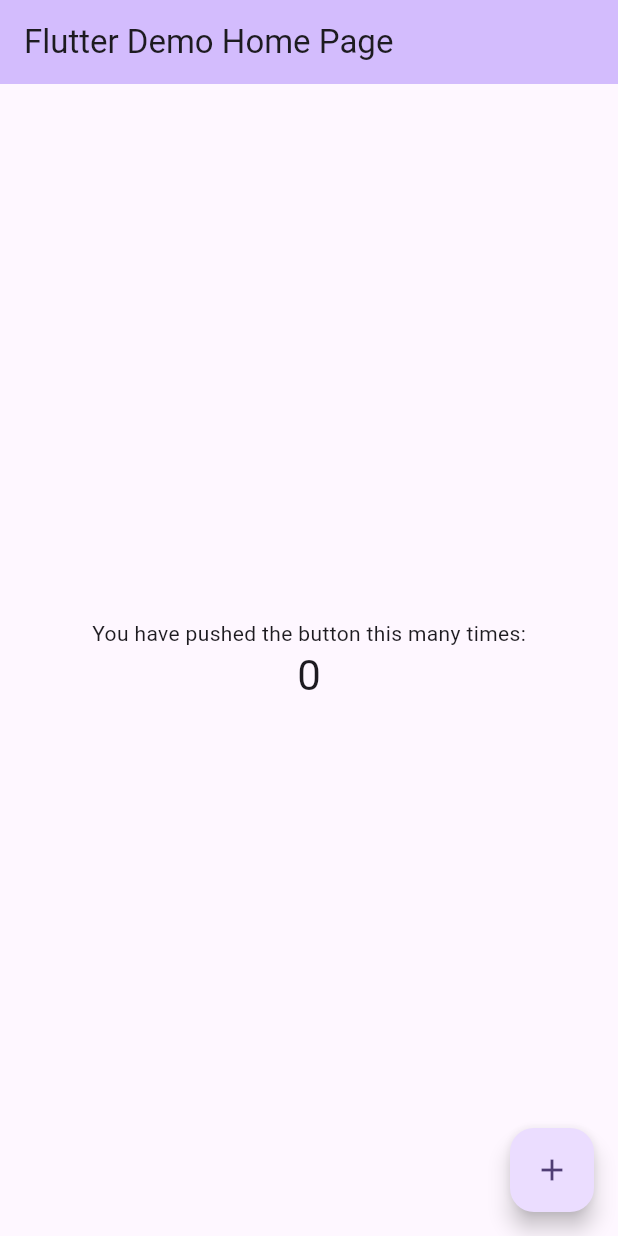
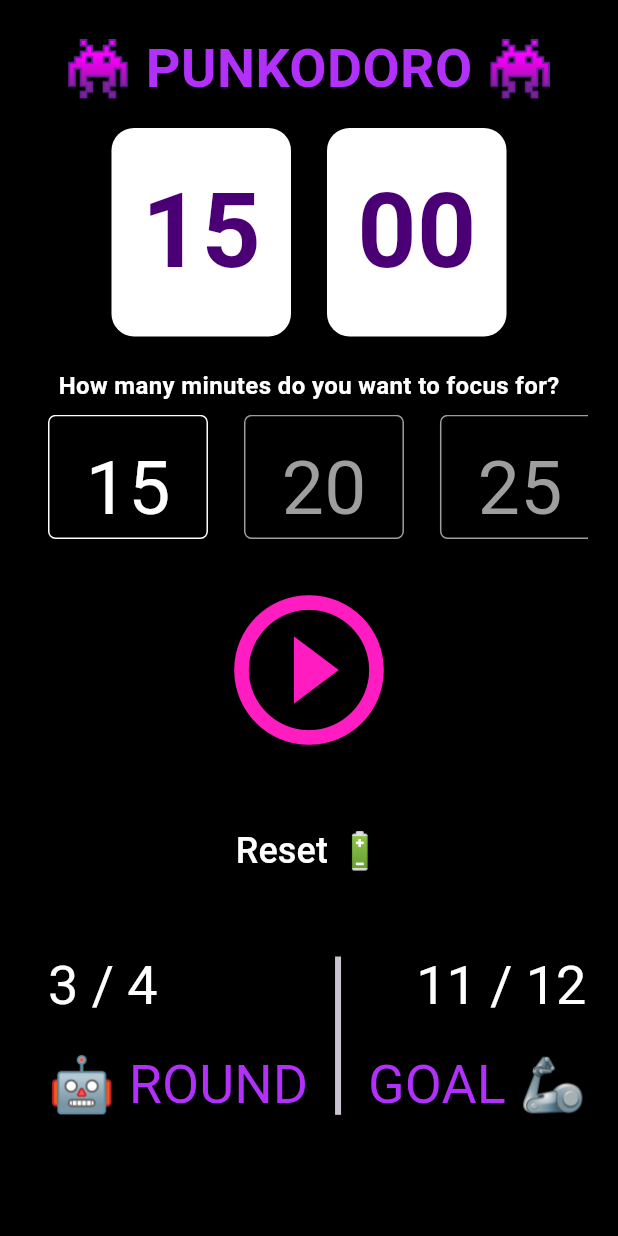
Before and after one commit to seansanghalee/flutter-assignment-9, a Flutter app: the screen it shows after launch, on a phone screen of 412 x 824 dp. Run offline on Flutter 3.47's test engine with Material 3 defaults, Android fonts, the phone set to English and light mode, and no system bars.

Commit message:
complete assignement and refactor

```diff
--- /dev/null
+++ b/lib/helpers/helpers.dart
@@ -0,0 +1,5 @@
+class Helpers {
+  static int convertMinToSec({required int minutes}) {
+    return minutes * 60;
+  }
+}
--- /dev/null
+++ b/lib/home_screen.dart
@@ -0,0 +1,191 @@
+import 'dart:async';
+
+import 'package:assignment_9/helpers/helpers.dart';
+import 'package:assignment_9/widgets/complete_dialogue.dart';
+import 'package:assignment_9/widgets/counter_block.dart';
+import 'package:assignment_9/widgets/minute_button.dart';
+import 'package:assignment_9/widgets/round_goal_block.dart';
+import 'package:assignment_9/widgets/title_block.dart';
+import 'package:flutter/material.dart';
+
+class HomeScreen extends StatefulWidget {
+  const HomeScreen({super.key});
+
+  @override
+  State<HomeScreen> createState() => _HomeScreenState();
+}
+
+class _HomeScreenState extends State<HomeScreen> {
+  late Timer _timer;
+
+  List<int> minutes = [15, 20, 25, 30, 35];
+
+  int _round = 3; // initially set to 3 to check round complete feature
+  int _goal = 11; // initially set to 11 to check goal complete feature
+  int _choice = 0;
+
+  int _totalSeconds = Helpers.convertMinToSec(minutes: 15);
+
+  bool _isPaused = true;
+  bool _isResting = false;
+
+  void _onMinuteButtonTap(int index) {
+    if (!_isPaused || _isResting) {
+      return;
+    } else {
+      setState(() {
+        _choice = index;
+        _totalSeconds = Helpers.convertMinToSec(minutes: minutes[_choice]);
+      });
+    }
+  }
+
+  void _onTick(Timer timer) {
+    if (_totalSeconds == 0) {
+      setState(() {
+        timer.cancel();
+
+        if (_isResting) {
+          _isPaused = true;
+          _totalSeconds = Helpers.convertMinToSec(minutes: minutes[_choice]);
+          _round += 1;
+
+          if (_round == 4) {
+            // reset round count and increase goal count
+            _round = 0;
+            _goal += 1;
+          }
+
+          if (_goal == 12) {
+            showDialog(
+                context: context,
+                barrierDismissible:
+                    true, // true = touch anywhere outside of dialogue to dismiss
+                builder: (context) => const CompleteDialogue());
+          }
+        } else {
+          _totalSeconds = Helpers.convertMinToSec(minutes: 5);
+          _timer = Timer.periodic(
+            const Duration(seconds: 1),
+            _onTick,
+          );
+        }
+
+        _isResting = !_isResting;
+      });
+    } else {
+      setState(() {
+        _totalSeconds -= 1;
+      });
+    }
+  }
+
+  void _onStartPressed() {
+    _timer = Timer.periodic(
+      const Duration(seconds: 1),
+      _onTick,
+    );
+
+    setState(() {
+      _isPaused = false;
+    });
+  }
+
+  void _onPausePressed() {
+    _timer.cancel();
+
+    setState(() {
+      _isPaused = true;
+    });
+  }
+
+  void _onResetPressed() {
+    if (!_isPaused || _isResting) {
+      return;
+    } else {
+      setState(() {
+        _totalSeconds = Helpers.convertMinToSec(minutes: minutes[_choice]);
+      });
+    }
+  }
+
+  @override
+  Widget build(BuildContext context) {
+    return Scaffold(
+      backgroundColor: Colors.black,
+      body: Padding(
+        padding: const EdgeInsets.all(20),
+        child: SafeArea(
+          bottom: false,
+          child: Column(
+            children: [
+              const TitleBlock(),
+              CounterBlock(
+                seconds: _totalSeconds,
+              ),
+              const Padding(
+                padding: EdgeInsets.all(8),
+                child: Text("How many minutes do you want to focus for?",
+                    style: TextStyle(
+                      color: Colors.white,
+                      fontSize: 16,
+                      fontWeight: FontWeight.bold,
+                    )),
+              ),
+              Flexible(
+                flex: 1,
+                child: ListView.builder(
+                  scrollDirection: Axis.horizontal,
+                  itemCount: minutes.length,
+                  itemBuilder: (context, index) => GestureDetector(
+                    onTap: () => _onMinuteButtonTap(index),
+                    child: MinuteButton(
+                      minute: minutes[index],
+                      color: _choice == index ? Colors.white : Colors.grey,
+                    ),
+                  ),
+                ),
+              ),
+              Flexible(
+                flex: 3,
+                child: Column(
+                  mainAxisAlignment: MainAxisAlignment.center,
+                  children: [
+                    IconButton(
+                      padding: const EdgeInsets.all(
+                        24,
+                      ),
+                      iconSize: 120,
+                      color: const Color(0xffff1cc0),
+                      onPressed: _isPaused ? _onStartPressed : _onPausePressed,
+                      icon: Icon(_isPaused
+                          ? Icons.play_circle_outline
+                          : Icons.pause_circle_outline),
+                    ),
+                    Padding(
+                      padding: const EdgeInsets.all(12),
+                      child: TextButton(
+                        onPressed: _onResetPressed,
+                        child: Text(
+                          _isResting ? "Charging 🪫" : "Reset 🔋",
+                          style: const TextStyle(
+                            color: Colors.white,
+                            fontSize: 24,
+                          ),
+                        ),
+                      ),
+                    )
+                  ],
+                ),
+              ),
+              RoundGoalBlock(
+                round: _round,
+                goal: _goal,
+              ),
+            ],
+          ),
+        ),
+      ),
+    );
+  }
+}
--- a/lib/main.dart
+++ b/lib/main.dart
@@ -1,125 +1,22 @@
+import 'package:assignment_9/home_screen.dart';
 import 'package:flutter/material.dart';
 
 void main() {
-  runApp(const MyApp());
+  runApp(const App());
 }
 
-class MyApp extends StatelessWidget {
-  const MyApp({super.key});
+class App extends StatelessWidget {
+  const App({super.key});
 
   // This widget is the root of your application.
   @override
   Widget build(BuildContext context) {
     return MaterialApp(
-      title: 'Flutter Demo',
+      title: 'PUNKODORO',
       theme: ThemeData(
-        // This is the theme of your application.
-        //
-        // TRY THIS: Try running your application with "flutter run". You'll see
-        // the application has a purple toolbar. Then, without quitting the app,
-        // try changing the seedColor in the colorScheme below to Colors.green
-        // and then invoke "hot reload" (save your changes or press the "hot
-        // reload" button in a Flutter-supported IDE, or press "r" if you used
-        // the command line to start the app).
-        //
-        // Notice that the counter didn't reset back to zero; the application
-        // state is not lost during the reload. To reset the state, use hot
-        // restart instead.
-        //
-        // This works for code too, not just values: Most code changes can be
-        // tested with just a hot reload.
-        colorScheme: ColorScheme.fromSeed(seedColor: Colors.deepPurple),
         useMaterial3: true,
       ),
-      home: const MyHomePage(title: 'Flutter Demo Home Page'),
+      home: const HomeScreen(),
     );
   }
 }
-
-class MyHomePage extends StatefulWidget {
-  const MyHomePage({super.key, required this.title});
-
-  // This widget is the home page of your application. It is stateful, meaning
-  // that it has a State object (defined below) that contains fields that affect
-  // how it looks.
-
-  // This class is the configuration for the state. It holds the values (in this
-  // case the title) provided by the parent (in this case the App widget) and
-  // used by the build method of the State. Fields in a Widget subclass are
-  // always marked "final".
-
-  final String title;
-
-  @override
-  State<MyHomePage> createState() => _MyHomePageState();
-}
-
-class _MyHomePageState extends State<MyHomePage> {
-  int _counter = 0;
-
-  void _incrementCounter() {
-    setState(() {
-      // This call to setState tells the Flutter framework that something has
-      // changed in this State, which causes it to rerun the build method below
-      // so that the display can reflect the updated values. If we changed
-      // _counter without calling setState(), then the build method would not be
-      // called again, and so nothing would appear to happen.
-      _counter++;
-    });
-  }
-
-  @override
-  Widget build(BuildContext context) {
-    // This method is rerun every time setState is called, for instance as done
-    // by the _incrementCounter method above.
-    //
-    // The Flutter framework has been optimized to make rerunning build methods
-    // fast, so that you can just rebuild anything that needs updating rather
-    // than having to individually change instances of widgets.
-    return Scaffold(
-      appBar: AppBar(
-        // TRY THIS: Try changing the color here to a specific color (to
-        // Colors.amber, perhaps?) and trigger a hot reload to see the AppBar
-        // change color while the other colors stay the same.
-        backgroundColor: Theme.of(context).colorScheme.inversePrimary,
-        // Here we take the value from the MyHomePage object that was created by
-        // the App.build method, and use it to set our appbar title.
-        title: Text(widget.title),
-      ),
-      body: Center(
-        // Center is a layout widget. It takes a single child and positions it
-        // in the middle of the parent.
-        child: Column(
-          // Column is also a layout widget. It takes a list of children and
-          // arranges them vertically. By default, it sizes itself to fit its
-          // children horizontally, and tries to be as tall as its parent.
-          //
-          // Column has various properties to control how it sizes itself and
-          // how it positions its children. Here we use mainAxisAlignment to
-          // center the children vertically; the main axis here is the vertical
-          // axis because Columns are vertical (the cross axis would be
-          // horizontal).
-          //
-          // TRY THIS: Invoke "debug painting" (choose the "Toggle Debug Paint"
-          // action in the IDE, or press "p" in the console), to see the
-          // wireframe for each widget.
-          mainAxisAlignment: MainAxisAlignment.center,
-          children: <Widget>[
-            const Text(
-              'You have pushed the button this many times:',
-            ),
-            Text(
-              '$_counter',
-              style: Theme.of(context).textTheme.headlineMedium,
-            ),
-          ],
-        ),
-      ),
-      floatingActionButton: FloatingActionButton(
-        onPressed: _incrementCounter,
-        tooltip: 'Increment',
-        child: const Icon(Icons.add),
-      ), // This trailing comma makes auto-formatting nicer for build methods.
-    );
-  }
-}
--- /dev/null
+++ b/lib/widgets/complete_dialogue.dart
@@ -0,0 +1,52 @@
+import 'dart:io';
+
+import 'package:flutter/material.dart';
+
+class CompleteDialogue extends StatelessWidget {
+  const CompleteDialogue({super.key});
+
+  @override
+  Widget build(BuildContext context) {
+    return AlertDialog(
+      shape: RoundedRectangleBorder(
+        borderRadius: BorderRadius.circular(
+          25,
+        ),
+      ),
+      title: const Text(
+        "🔥 Mission Complete 🔥",
+        textAlign: TextAlign.center,
+        style: TextStyle(
+          fontWeight: FontWeight.bold,
+        ),
+      ),
+      content: const Column(
+        mainAxisSize: MainAxisSize.min,
+        children: [
+          Text(
+            "Go take some rest, you beast.",
+            textAlign: TextAlign.center,
+            style: TextStyle(
+              fontSize: 20,
+              color: Colors.black,
+            ),
+          ),
+        ],
+      ),
+      actions: [
+        TextButton(
+          onPressed: () {
+            exit(0);
+          },
+          child: const Text(
+            "OK",
+            style: TextStyle(
+              fontSize: 20,
+              fontWeight: FontWeight.bold,
+            ),
+          ),
+        )
+      ],
+    );
+  }
+}
--- /dev/null
+++ b/lib/widgets/counter_block.dart
@@ -0,0 +1,35 @@
+import 'package:assignment_9/widgets/time_card.dart';
+import 'package:flutter/material.dart';
+
+class CounterBlock extends StatelessWidget {
+  final int seconds;
+
+  const CounterBlock({
+    super.key,
+    required this.seconds,
+  });
+
+  @override
+  Widget build(BuildContext context) {
+    return Flexible(
+      flex: 2,
+      child: Row(
+        mainAxisAlignment: MainAxisAlignment.center,
+        children: [
+          TimeCard(
+            time: seconds ~/ 60,
+          ),
+          const Column(
+            children: [
+              Icon(Icons.circle),
+              Icon(Icons.circle),
+            ],
+          ),
+          TimeCard(
+            time: seconds % 60,
+          ),
+        ],
+      ),
+    );
+  }
+}
--- /dev/null
+++ b/lib/widgets/minute_button.dart
@@ -0,0 +1,42 @@
+import 'package:flutter/material.dart';
+
+class MinuteButton extends StatelessWidget {
+  final int minute;
+  final Color color;
+
+  const MinuteButton({
+    super.key,
+    required this.minute,
+    required this.color,
+  });
+
+  @override
+  Widget build(BuildContext context) {
+    return Padding(
+      padding: const EdgeInsets.symmetric(
+        horizontal: 12,
+      ),
+      child: Container(
+        padding: const EdgeInsets.symmetric(
+          vertical: 12,
+          horizontal: 24,
+        ),
+        decoration: BoxDecoration(
+          border: Border.all(
+            color: color,
+          ),
+          borderRadius: BorderRadius.circular(
+            5,
+          ),
+        ),
+        child: Text(
+          "$minute",
+          style: TextStyle(
+            color: color,
+            fontSize: 50,
+          ),
+        ),
+      ),
+    );
+  }
+}
--- /dev/null
+++ b/lib/widgets/round_goal_block.dart
@@ -0,0 +1,75 @@
+import 'package:flutter/material.dart';
+
+class RoundGoalBlock extends StatelessWidget {
+  final int round;
+  final int goal;
+
+  const RoundGoalBlock({
+    super.key,
+    required this.round,
+    required this.goal,
+  });
+
+  @override
+  Widget build(BuildContext context) {
+    return Flexible(
+      flex: 2,
+      child: DefaultTextStyle(
+        style: const TextStyle(
+          color: Colors.white,
+          fontSize: 36,
+        ),
+        child: Row(
+          mainAxisAlignment: MainAxisAlignment.spaceEvenly,
+          children: [
+            Column(
+              mainAxisAlignment: MainAxisAlignment.center,
+              crossAxisAlignment: CrossAxisAlignment.start,
+              children: [
+                Padding(
+                  padding: const EdgeInsets.all(12),
+                  child: Text("$round / 4"),
+                ),
+                const Padding(
+                  padding: EdgeInsets.all(12),
+                  child: Text(
+                    "🤖 ROUND",
+                    style: TextStyle(
+                      color: Color(0xffb131fa),
+                    ),
+                  ),
+                ),
+              ],
+            ),
+            const VerticalDivider(
+              thickness: 4,
+              indent: 30,
+              endIndent: 30,
+            ),
+            Column(
+              mainAxisAlignment: MainAxisAlignment.center,
+              crossAxisAlignment: CrossAxisAlignment.end,
+              children: [
+                Padding(
+                  padding: const EdgeInsets.all(12),
+                  child: Text(
+                    "$goal / 12",
+                  ),
+                ),
+                const Padding(
+                  padding: EdgeInsets.all(12),
+                  child: Text(
+                    "GOAL 🦾",
+                    style: TextStyle(
+                      color: Color(0xffb131fa),
+                    ),
+                  ),
+                ),
+              ],
+            )
+          ],
+        ),
+      ),
+    );
+  }
+}
--- /dev/null
+++ b/lib/widgets/time_card.dart
@@ -0,0 +1,35 @@
+import 'package:flutter/material.dart';
+
+class TimeCard extends StatelessWidget {
+  final int time;
+
+  const TimeCard({
+    super.key,
+    required this.time,
+  });
+
+  @override
+  Widget build(BuildContext context) {
+    return Stack(
+      children: [
+        Container(
+          decoration: BoxDecoration(
+            color: Colors.white,
+            borderRadius: BorderRadius.circular(15),
+          ),
+          child: Padding(
+            padding: const EdgeInsets.all(20),
+            child: Text(
+              "$time".padLeft(2, "0"),
+              style: const TextStyle(
+                color: Color(0xff4a0074),
+                fontSize: 69,
+                fontWeight: FontWeight.bold,
+              ),
+            ),
+          ),
+        ),
+      ],
+    );
+  }
+}
--- /dev/null
+++ b/lib/widgets/title_block.dart
@@ -0,0 +1,25 @@
+import 'package:flutter/material.dart';
+
+class TitleBlock extends StatelessWidget {
+  const TitleBlock({super.key});
+
+  @override
+  Widget build(BuildContext context) {
+    return const Flexible(
+      flex: 1,
+      child: Row(
+        mainAxisAlignment: MainAxisAlignment.center,
+        children: [
+          Text(
+            "👾 PUNKODORO 👾",
+            style: TextStyle(
+              color: Color(0xffb131fa),
+              fontSize: 36,
+              fontWeight: FontWeight.bold,
+            ),
+          ),
+        ],
+      ),
+    );
+  }
+}
```
